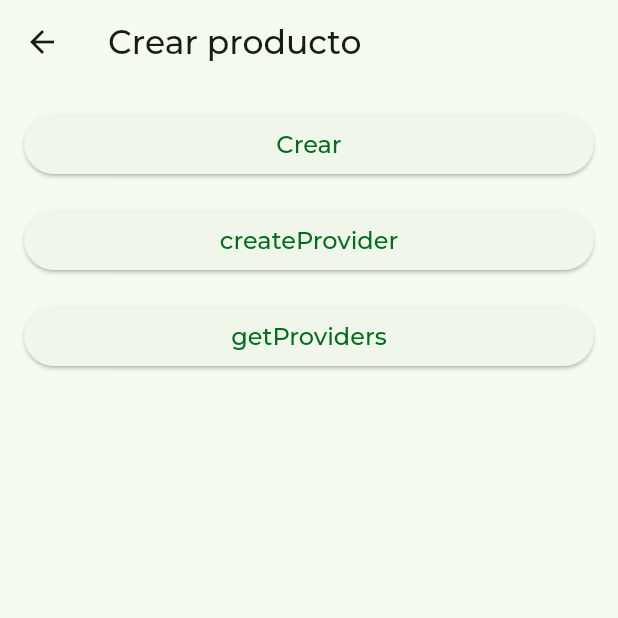
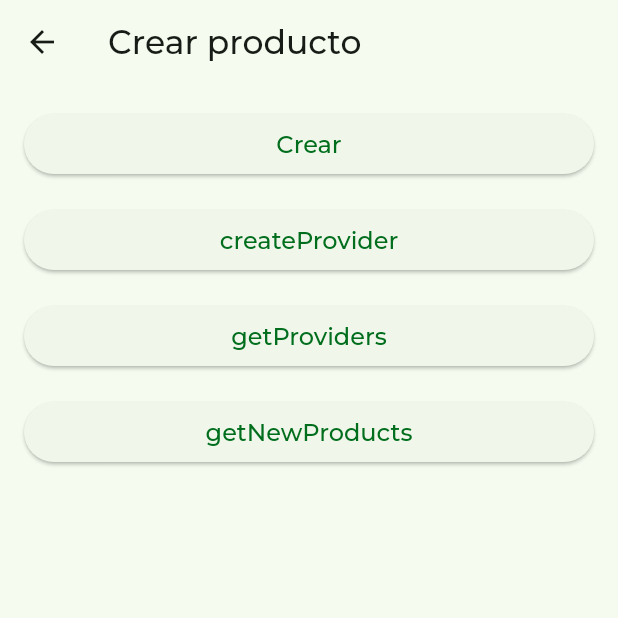
Before and after one commit to msilvamolina/flutter_estrellas_dashboard, a Flutter app: the CreateProductView screen opened by its route, after a tap on "getProviders", on a phone screen of 412 x 824 dp, the top half of it. Run offline on Flutter 3.47's test engine with Material 3 defaults, Android fonts, the phone set to English and light mode, and no system bars; our stand-ins replace cached_network_image, cloud_firestore, dartz, firebase_auth, firebase_core, firebase_crashlytics and 12 more; missing offline and left inert: json_editor, slideable, video_compress; accounts and stored records are empty; network calls fail; project files that could hold a hidden picture were left out.

Commit message:
get new products

```diff
--- a/lib/app/data/providers/repositories/products/products_repository.dart
+++ b/lib/app/data/providers/repositories/products/products_repository.dart
@@ -54,6 +54,72 @@ class ProductsRepository {
 
   Future<Either<String, dynamic>> getProviders() async {
     String url = 'api/provider/get-all';
+    print('getProviders() ');
+    try {
+      dynamic headers = {
+        'x-token':
+            "eyJhbGciOiJIUzI1NiIsInR5cCI6IkpXVCJ9.eyJ1aWQiOiI2NDYzYjA2YTc0MjBiZjRkYTRjMWVjZWYiLCJpYXQiOjE3MjkwOTQ0NTcsImV4cCI6MTcyOTE4MDg1N30.p10lSMsSXAinWx1BqfFfPAeD_XS2RZL9NKoUQnrQBZc",
+      };
+      Response response = await services.get(url: url, headers: headers);
+
+      // if (response.statusCode != 200) {
+      //   return left('Error status code: ${response.statusCode}');
+      // }
+      dynamic json = jsonDecode(response.body);
+      // List<dynamic> bodyList = json['data']['providers'];
+
+      // if (bodyList.isEmpty) {
+      //   return left('List Products is empty');
+      // }
+
+      print(json.toString());
+      // List<ProductModel> list = List<ProductModel>.generate(
+      //   bodyList.length,
+      //   (int index) => ProductModel.fromJson(bodyList[index]),
+      // );
+
+      return right(unit);
+    } catch (e) {
+      print('error: e');
+      return left(e.toString());
+    }
+  }
+
+  Future<Either<String, dynamic>> getNewProducts() async {
+    String url = 'api/products/get-all';
+    print('getNewProducts() ');
+    try {
+      dynamic headers = {
+        'x-token':
+            "eyJhbGciOiJIUzI1NiIsInR5cCI6IkpXVCJ9.eyJ1aWQiOiI2NDYzYjA2YTc0MjBiZjRkYTRjMWVjZWYiLCJpYXQiOjE3MjkwOTQ0NTcsImV4cCI6MTcyOTE4MDg1N30.p10lSMsSXAinWx1BqfFfPAeD_XS2RZL9NKoUQnrQBZc",
+      };
+      Response response = await services.get(url: url, headers: headers);
+
+      // if (response.statusCode != 200) {
+      //   return left('Error status code: ${response.statusCode}');
+      // }
+      dynamic json = jsonDecode(response.body);
+      // List<dynamic> bodyList = json['data']['providers'];
+
+      // if (bodyList.isEmpty) {
+      //   return left('List Products is empty');
+      // }
+
+      print(json.toString());
+      // List<ProductModel> list = List<ProductModel>.generate(
+      //   bodyList.length,
+      //   (int index) => ProductModel.fromJson(bodyList[index]),
+      // );
+
+      return right(unit);
+    } catch (e) {
+      print('error: e');
+      return left(e.toString());
+    }
+  }
+
+  Future<Either<String, dynamic>> createOrder() async {
+    String url = 'api/orders/create-order';
     print('getProviders() ');
     try {
       dynamic headers = {
@@ -160,8 +226,8 @@ class ProductsRepository {
   }
 
   Future<Either<String, dynamic>> createProvider() async {
-    // String baseUrl = "dev-api.estrellas.app";
-    String baseUrl = "41e8-186-85-250-3.ngrok-free.app";
+    String baseUrl = "dev-api.estrellas.app";
+    // String baseUrl = "41e8-186-85-250-3.ngrok-free.app";
 
     String url = 'api/provider/create';
     try {
@@ -183,8 +249,8 @@ class ProductsRepository {
       var request = new http.MultipartRequest("POST", uri);
 
       Map<String, dynamic> body = {
-        'email': 'providermartin22@yopmail.com',
-        'name': 'Provider Martin 22',
+        'email': 'providermartin33@yopmail.com',
+        'name': 'Provider Martin 33',
         'surname': 'silva',
         'phone': '3155125062',
         'document': '901811318',
--- a/lib/app/modules/products/create_product/controllers/create_product_controller.dart
+++ b/lib/app/modules/products/create_product/controllers/create_product_controller.dart
@@ -22,4 +22,8 @@ class CreateProductController extends GetxController {
   Future<void> getProviders() async {
     await _repository.getProviders();
   }
+
+  Future<void> getNewProducts() async {
+    await _repository.getNewProducts();
+  }
 }
--- a/lib/app/modules/products/create_product/views/create_product_view.dart
+++ b/lib/app/modules/products/create_product/views/create_product_view.dart
@@ -36,6 +36,12 @@ class CreateProductView extends GetView<CreateProductController> {
             isLoading: controller.isLoading,
             onPressed: controller.getProviders,
           ),
+          const SizedBox(height: 16),
+          LoadingButton(
+            label: 'getNewProducts',
+            isLoading: controller.isLoading,
+            onPressed: controller.getNewProducts,
+          ),
         ],
       ),
     );
```
